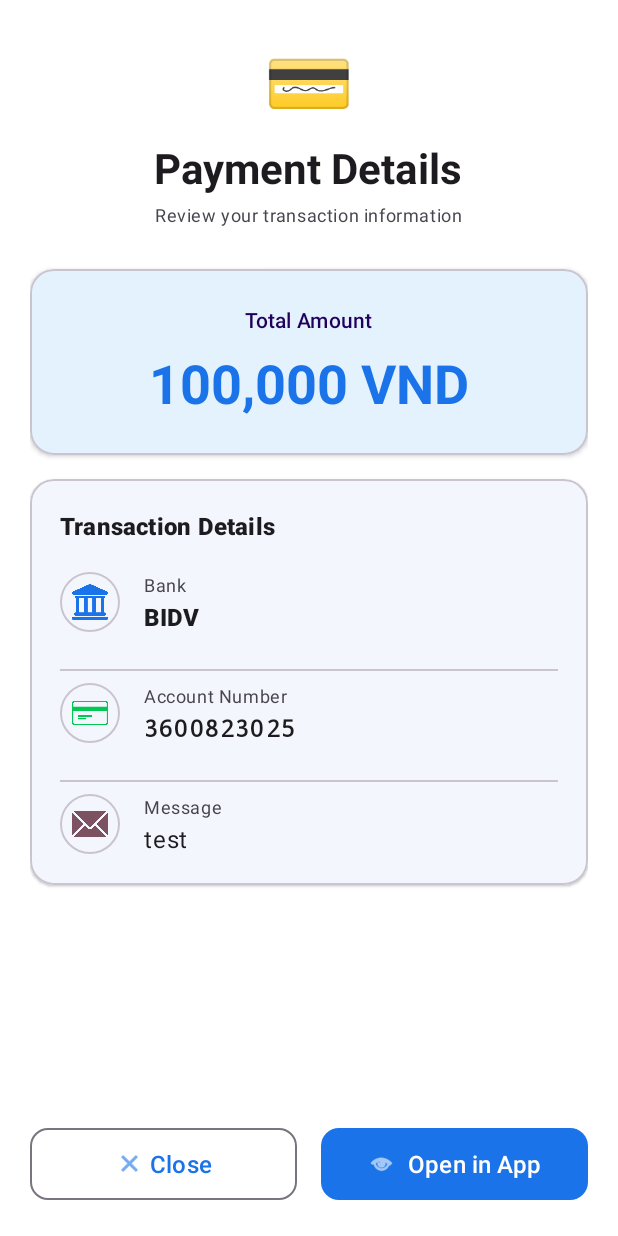
After one commit to AkioCkist/akio_scan, an Android app: the layout activity_share_receiver.xml on its own in the app's theme, with its tools: preview values and no code run, on a phone screen of 412 x 824 dp. The commit adds this screen. Run offline under Robolectric (Android 15) with nearby library versions, the phone set to English and light mode, and no system bars.

Commit message:
Add layout and functionality for ShareReceiverActivity to display payment details

```diff
--- a/app/src/main/java/com/example/akio_scan/ui/ResultDisplayHelper.java
+++ b/app/src/main/java/com/example/akio_scan/ui/ResultDisplayHelper.java
@@ -12,7 +12,7 @@ public class ResultDisplayHelper {
         LinearLayout bankSection = rootView.findViewById(R.id.bankSection);
         LinearLayout accountSection = rootView.findViewById(R.id.accountSection);
         LinearLayout amountSection = rootView.findViewById(R.id.amountSection);
-        LinearLayout purposeSection = rootView.findViewById(R.id.purposeSection);
+        LinearLayout purposeSection = rootView.findViewById(R.id.messageSection);
         LinearLayout currencySection = rootView.findViewById(R.id.currencySection);
         LinearLayout emptyState = rootView.findViewById(R.id.emptyState);
 
@@ -20,7 +20,7 @@ public class ResultDisplayHelper {
         TextView tvBankName = rootView.findViewById(R.id.tvBankName);
         TextView tvAccountNumber = rootView.findViewById(R.id.tvAccountNumber);
         TextView tvAmount = rootView.findViewById(R.id.tvAmount);
-        TextView tvPurpose = rootView.findViewById(R.id.tvPurpose);
+        TextView tvPurpose = rootView.findViewById(R.id.tvMessage);
         TextView tvCurrency = rootView.findViewById(R.id.tvCurrency);
 
         // Hide empty state and show data sections
@@ -77,7 +77,7 @@ public class ResultDisplayHelper {
         rootView.findViewById(R.id.bankSection).setVisibility(View.GONE);
         rootView.findViewById(R.id.accountSection).setVisibility(View.GONE);
         rootView.findViewById(R.id.amountSection).setVisibility(View.GONE);
-        rootView.findViewById(R.id.purposeSection).setVisibility(View.GONE);
+        rootView.findViewById(R.id.messageSection).setVisibility(View.GONE);
         rootView.findViewById(R.id.currencySection).setVisibility(View.GONE);
 
         // Show empty state
--- /dev/null
+++ b/app/src/main/res/drawable/circular_background.xml
@@ -0,0 +1,8 @@
+<?xml version="1.0" encoding="utf-8"?>
+<shape xmlns:android="http://schemas.android.com/apk/res/android"
+    android:shape="oval">
+    <solid android:color="@android:color/transparent"/>
+    <stroke
+        android:width="1dp"
+        android:color="?attr/colorOutlineVariant"/>
+</shape>
--- /dev/null
+++ b/app/src/main/res/layout/activity_share_receiver.xml
@@ -0,0 +1,294 @@
+<?xml version="1.0" encoding="utf-8"?>
+<androidx.core.widget.NestedScrollView
+    xmlns:android="http://schemas.android.com/apk/res/android"
+    xmlns:app="http://schemas.android.com/apk/res-auto"
+    xmlns:tools="http://schemas.android.com/tools"
+    android:layout_width="match_parent"
+    android:layout_height="match_parent"
+    android:fillViewport="true"
+    android:background="?attr/colorSurface">
+
+    <LinearLayout
+        android:layout_width="match_parent"
+        android:layout_height="wrap_content"
+        android:orientation="vertical"
+        android:padding="20dp">
+
+        <!-- Header Section -->
+        <LinearLayout
+            android:layout_width="match_parent"
+            android:layout_height="wrap_content"
+            android:orientation="vertical"
+            android:gravity="center"
+            android:layout_marginBottom="28dp">
+
+            <TextView
+                android:layout_width="wrap_content"
+                android:layout_height="wrap_content"
+                android:text="💳"
+                android:textSize="48sp"
+                android:layout_marginBottom="8dp"/>
+
+            <TextView
+                android:layout_width="wrap_content"
+                android:layout_height="wrap_content"
+                android:text="Payment Details"
+                android:textAppearance="@style/TextAppearance.Material3.HeadlineMedium"
+                android:textStyle="bold"/>
+
+            <TextView
+                android:layout_width="wrap_content"
+                android:layout_height="wrap_content"
+                android:text="Review your transaction information"
+                android:textAppearance="@style/TextAppearance.Material3.BodySmall"
+                android:textColor="?attr/colorOnSurfaceVariant"
+                android:layout_marginTop="4dp"/>
+
+        </LinearLayout>
+
+        <!-- Amount Card - Highlighted -->
+        <com.google.android.material.card.MaterialCardView
+            android:layout_width="match_parent"
+            android:layout_height="wrap_content"
+            app:cardElevation="2dp"
+            app:cardCornerRadius="16dp"
+            app:cardBackgroundColor="?attr/colorPrimaryContainer"
+            android:layout_marginBottom="16dp">
+
+            <LinearLayout
+                android:layout_width="match_parent"
+                android:layout_height="wrap_content"
+                android:orientation="vertical"
+                android:padding="24dp"
+                android:gravity="center">
+
+                <TextView
+                    android:layout_width="wrap_content"
+                    android:layout_height="wrap_content"
+                    android:text="Total Amount"
+                    android:textAppearance="@style/TextAppearance.Material3.LabelLarge"
+                    android:textColor="?attr/colorOnPrimaryContainer"
+                    android:layout_marginBottom="8dp"/>
+
+                <TextView
+                    android:id="@+id/tvAmount"
+                    android:layout_width="wrap_content"
+                    android:layout_height="wrap_content"
+                    android:textAppearance="@style/TextAppearance.Material3.DisplaySmall"
+                    android:textStyle="bold"
+                    android:textColor="?attr/colorPrimary"
+                    tools:text="100,000 VND"/>
+
+            </LinearLayout>
+        </com.google.android.material.card.MaterialCardView>
+
+        <!-- Transaction Details Card -->
+        <com.google.android.material.card.MaterialCardView
+            android:layout_width="match_parent"
+            android:layout_height="wrap_content"
+            app:cardElevation="1dp"
+            app:cardCornerRadius="16dp"
+            app:strokeWidth="1dp"
+            app:strokeColor="?attr/colorOutlineVariant">
+
+            <LinearLayout
+                android:layout_width="match_parent"
+                android:layout_height="wrap_content"
+                android:orientation="vertical"
+                android:padding="20dp">
+
+                <TextView
+                    android:layout_width="wrap_content"
+                    android:layout_height="wrap_content"
+                    android:text="Transaction Details"
+                    android:textAppearance="@style/TextAppearance.Material3.TitleMedium"
+                    android:textStyle="bold"
+                    android:layout_marginBottom="20dp"/>
+
+                <!-- Bank Info Row -->
+                <LinearLayout
+                    android:layout_width="match_parent"
+                    android:layout_height="wrap_content"
+                    android:orientation="horizontal"
+                    android:gravity="center_vertical"
+                    android:layout_marginBottom="16dp">
+
+                    <ImageView
+                        android:layout_width="40dp"
+                        android:layout_height="40dp"
+                        android:src="@drawable/bank"
+                        android:padding="8dp"
+                        android:background="@drawable/circular_background"
+                        app:tint="?attr/colorPrimary"
+                        android:layout_marginEnd="16dp"/>
+
+                    <LinearLayout
+                        android:layout_width="0dp"
+                        android:layout_height="wrap_content"
+                        android:layout_weight="1"
+                        android:orientation="vertical">
+
+                        <TextView
+                            android:layout_width="wrap_content"
+                            android:layout_height="wrap_content"
+                            android:text="Bank"
+                            android:textAppearance="@style/TextAppearance.Material3.BodySmall"
+                            android:textColor="?attr/colorOnSurfaceVariant"/>
+
+                        <TextView
+                            android:id="@+id/tvBank"
+                            android:layout_width="wrap_content"
+                            android:layout_height="wrap_content"
+                            android:textAppearance="@style/TextAppearance.Material3.TitleMedium"
+                            android:textStyle="bold"
+                            android:layout_marginTop="2dp"
+                            tools:text="BIDV"/>
+                    </LinearLayout>
+                </LinearLayout>
+
+                <!-- Divider -->
+                <View
+                    android:layout_width="match_parent"
+                    android:layout_height="1dp"
+                    android:background="?attr/colorOutlineVariant"
+                    android:layout_marginVertical="8dp"/>
+
+                <!-- Account Info Row -->
+                <LinearLayout
+                    android:layout_width="match_parent"
+                    android:layout_height="wrap_content"
+                    android:orientation="horizontal"
+                    android:gravity="center_vertical"
+                    android:layout_marginBottom="16dp">
+
+                    <ImageView
+                        android:layout_width="40dp"
+                        android:layout_height="40dp"
+                        android:src="@drawable/account"
+                        android:padding="8dp"
+                        android:background="@drawable/circular_background"
+                        app:tint="?attr/colorSecondary"
+                        android:layout_marginEnd="16dp"/>
+
+                    <LinearLayout
+                        android:layout_width="0dp"
+                        android:layout_height="wrap_content"
+                        android:layout_weight="1"
+                        android:orientation="vertical">
+
+                        <TextView
+                            android:layout_width="wrap_content"
+                            android:layout_height="wrap_content"
+                            android:text="Account Number"
+                            android:textAppearance="@style/TextAppearance.Material3.BodySmall"
+                            android:textColor="?attr/colorOnSurfaceVariant"/>
+
+                        <TextView
+                            android:id="@+id/tvAccount"
+                            android:layout_width="wrap_content"
+                            android:layout_height="wrap_content"
+                            android:textAppearance="@style/TextAppearance.Material3.BodyLarge"
+                            android:textStyle="bold"
+                            android:textIsSelectable="true"
+                            android:fontFamily="monospace"
+                            android:letterSpacing="0.05"
+                            android:layout_marginTop="2dp"
+                            tools:text="3600823025"/>
+                    </LinearLayout>
+                </LinearLayout>
+
+                <!-- Divider -->
+                <View
+                    android:layout_width="match_parent"
+                    android:layout_height="1dp"
+                    android:background="?attr/colorOutlineVariant"
+                    android:layout_marginVertical="8dp"/>
+
+                <!-- Purpose Row -->
+                <LinearLayout
+                    android:layout_width="match_parent"
+                    android:layout_height="wrap_content"
+                    android:orientation="horizontal"
+                    android:gravity="center_vertical">
+
+                    <ImageView
+                        android:layout_width="40dp"
+                        android:layout_height="40dp"
+                        android:src="@drawable/message"
+                        android:padding="8dp"
+                        android:background="@drawable/circular_background"
+                        app:tint="?attr/colorTertiary"
+                        android:layout_marginEnd="16dp"/>
+
+                    <LinearLayout
+                        android:layout_width="0dp"
+                        android:layout_height="wrap_content"
+                        android:layout_weight="1"
+                        android:orientation="vertical">
+
+                        <TextView
+                            android:layout_width="wrap_content"
+                            android:layout_height="wrap_content"
+                            android:text="Message"
+                            android:textAppearance="@style/TextAppearance.Material3.BodySmall"
+                            android:textColor="?attr/colorOnSurfaceVariant"/>
+
+                        <TextView
+                            android:id="@+id/tvMessage"
+                            android:layout_width="wrap_content"
+                            android:layout_height="wrap_content"
+                            android:textAppearance="@style/TextAppearance.Material3.BodyLarge"
+                            android:textIsSelectable="true"
+                            android:layout_marginTop="2dp"
+                            tools:text="test"/>
+                    </LinearLayout>
+                </LinearLayout>
+
+            </LinearLayout>
+        </com.google.android.material.card.MaterialCardView>
+
+        <!-- Spacer to push buttons to the bottom if content is short -->
+        <View
+            android:layout_width="0dp"
+            android:layout_height="0dp"
+            android:layout_weight="1"
+            android:minHeight="24dp"/>
+
+        <!-- Action Buttons -->
+        <LinearLayout
+            android:layout_width="match_parent"
+            android:layout_height="wrap_content"
+            android:orientation="horizontal"
+            android:layout_marginTop="28dp"
+            android:gravity="center">
+
+            <com.google.android.material.button.MaterialButton
+                android:id="@+id/btnClose"
+                android:layout_width="0dp"
+                android:layout_height="56dp"
+                android:layout_weight="1"
+                android:text="Close"
+                android:textSize="16sp"
+                style="@style/Widget.Material3.Button.OutlinedButton"
+                app:cornerRadius="12dp"
+                android:layout_marginEnd="8dp"
+                app:icon="@android:drawable/ic_menu_close_clear_cancel"
+                app:iconGravity="textStart"/>
+
+            <com.google.android.material.button.MaterialButton
+                android:id="@+id/btnOpenApp"
+                android:layout_width="0dp"
+                android:layout_height="56dp"
+                android:layout_weight="1"
+                android:text="Open in App"
+                android:textSize="16sp"
+                style="@style/Widget.Material3.Button"
+                app:cornerRadius="12dp"
+                android:layout_marginStart="8dp"
+                app:icon="@android:drawable/ic_menu_view"
+                app:iconGravity="textStart"/>
+
+        </LinearLayout>
+
+    </LinearLayout>
+</androidx.core.widget.NestedScrollView>
--- a/app/src/main/res/values-night/colors.xml
+++ b/app/src/main/res/values-night/colors.xml
@@ -30,4 +30,5 @@
     <!-- Status Colors -->
     <color name="success">#4CAF50</color>
     <color name="warning">#FFC107</color>
+
 </resources>
--- a/app/src/main/res/values/colors.xml
+++ b/app/src/main/res/values/colors.xml
@@ -30,4 +30,5 @@
     <!-- Status Colors -->
     <color name="success">#34C759</color>
     <color name="warning">#FF9500</color>
+
 </resources>
```
Also changed, not shown: app/src/main/java/com/example/akio_scan/share/ShareReceiverActivity.java (+89 -51 lines), app/src/main/res/layout/result_card_content.xml (+6 -6 lines), app/src/main/res/drawable/account.png (renamed from app/src/main/res/drawable/credit_card.png).
